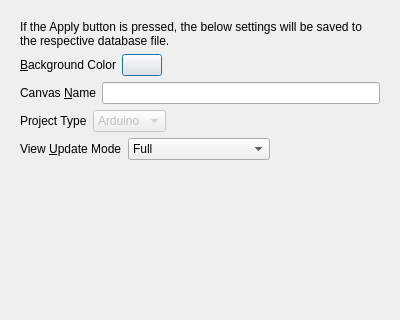
Above: UI/glowbot-canvas-settings.ui from textbrowser/glitch before the change; both pictures show x 0 to 400 and y 0 to 320 of the 400 by 500 pixel window. Below: the same form after it.
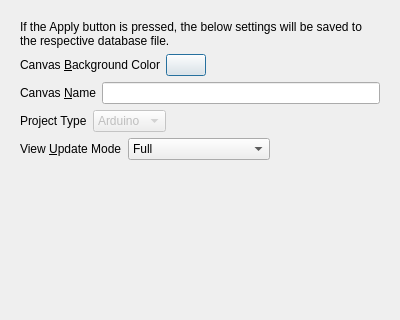
That is the form after the change. Icons and pictures are not drawn.

What changed in the file:
```diff
--- a/UI/glowbot-canvas-settings.ui
+++ b/UI/glowbot-canvas-settings.ui
@@ -57,7 +57,7 @@
          <item>
           <widget class="QLabel" name="label_2">
            <property name="text">
-            <string>&amp;Background Color</string>
+            <string>Canvas &amp;Background Color</string>
            </property>
            <property name="buddy">
             <cstring>background_color</cstring>
```
